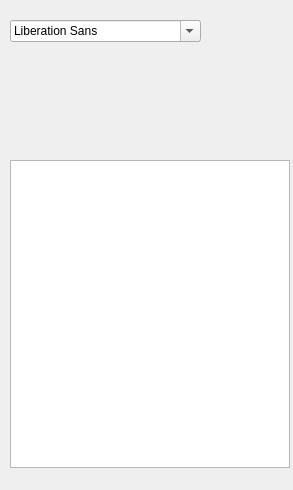
This is Harmony/src/Editor/Text/TextWidget.ui in GameOverture/HarmonyEngine as Qt 5 draws it before an edit. The edited form follows.
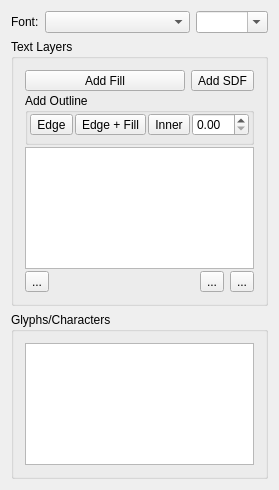
This is the edited form. Custom widgets are drawn as their Qt base class.

Patch:
```diff
--- a/Harmony/src/Editor/Text/TextWidget.ui
+++ b/Harmony/src/Editor/Text/TextWidget.ui
@@ -6,33 +6,218 @@
    <rect>
     <x>0</x>
     <y>0</y>
-    <width>293</width>
+    <width>244</width>
     <height>490</height>
    </rect>
   </property>
   <property name="windowTitle">
    <string>TextWidget</string>
   </property>
-  <widget class="PropertiesTreeView" name="typefaceProperties">
-   <property name="geometry">
-    <rect>
-     <x>10</x>
-     <y>160</y>
-     <width>280</width>
-     <height>308</height>
-    </rect>
-   </property>
-  </widget>
-  <widget class="QFontComboBox" name="fontComboBox">
-   <property name="geometry">
-    <rect>
-     <x>10</x>
-     <y>20</y>
-     <width>191</width>
-     <height>22</height>
-    </rect>
-   </property>
-  </widget>
+  <layout class="QVBoxLayout" name="verticalLayout">
+   <item>
+    <layout class="QVBoxLayout" name="verticalLayout_3">
+     <item>
+      <layout class="QHBoxLayout" name="horizontalLayout">
+       <item>
+        <widget class="QLabel" name="label">
+         <property name="text">
+          <string>Font:</string>
+         </property>
+        </widget>
+       </item>
+       <item>
+        <widget class="QComboBox" name="cmbFont">
+         <property name="sizePolicy">
+          <sizepolicy hsizetype="Expanding" vsizetype="Fixed">
+           <horstretch>0</horstretch>
+           <verstretch>0</verstretch>
+          </sizepolicy>
+         </property>
+        </widget>
+       </item>
+       <item>
+        <widget class="QComboBox" name="cmbSize">
+         <property name="sizePolicy">
+          <sizepolicy hsizetype="Minimum" vsizetype="Fixed">
+           <horstretch>0</horstretch>
+           <verstretch>0</verstretch>
+          </sizepolicy>
+         </property>
+         <property name="editable">
+          <bool>true</bool>
+         </property>
+        </widget>
+       </item>
+      </layout>
+     </item>
+     <item>
+      <widget class="QGroupBox" name="groupBox">
+       <property name="title">
+        <string>Text Layers</string>
+       </property>
+       <layout class="QVBoxLayout" name="verticalLayout_4">
+        <property name="spacing">
+         <number>2</number>
+        </property>
+        <item>
+         <layout class="QHBoxLayout" name="horizontalLayout_2">
+          <item>
+           <widget class="QToolButton" name="btnAddFill">
+            <property name="sizePolicy">
+             <sizepolicy hsizetype="Expanding" vsizetype="Fixed">
+              <horstretch>0</horstretch>
+              <verstretch>0</verstretch>
+             </sizepolicy>
+            </property>
+            <property name="text">
+             <string>Add Fill</string>
+            </property>
+           </widget>
+          </item>
+          <item>
+           <widget class="QToolButton" name="btnAddSignedDistanceField">
+            <property name="toolTip">
+             <string>Add a Signed Distance Field layer</string>
+            </property>
+            <property name="text">
+             <string>Add SDF</string>
+            </property>
+           </widget>
+          </item>
+         </layout>
+        </item>
+        <item>
+         <widget class="QGroupBox" name="groupBox_2">
+          <property name="title">
+           <string>Add Outline</string>
+          </property>
+          <layout class="QHBoxLayout" name="horizontalLayout_4">
+           <property name="spacing">
+            <number>2</number>
+           </property>
+           <property name="leftMargin">
+            <number>2</number>
+           </property>
+           <property name="topMargin">
+            <number>0</number>
+           </property>
+           <property name="rightMargin">
+            <number>2</number>
+           </property>
+           <property name="bottomMargin">
+            <number>6</number>
+           </property>
+           <item>
+            <widget class="QToolButton" name="btnAddEdge">
+             <property name="sizePolicy">
+              <sizepolicy hsizetype="Expanding" vsizetype="Fixed">
+               <horstretch>0</horstretch>
+               <verstretch>0</verstretch>
+              </sizepolicy>
+             </property>
+             <property name="text">
+              <string>Edge</string>
+             </property>
+            </widget>
+           </item>
+           <item>
+            <widget class="QToolButton" name="btnAddEdgeFill">
+             <property name="sizePolicy">
+              <sizepolicy hsizetype="Expanding" vsizetype="Fixed">
+               <horstretch>0</horstretch>
+               <verstretch>0</verstretch>
+              </sizepolicy>
+             </property>
+             <property name="text">
+              <string>Edge + Fill</string>
+             </property>
+            </widget>
+           </item>
+           <item>
+            <widget class="QToolButton" name="btnAddInner">
+             <property name="sizePolicy">
+              <sizepolicy hsizetype="Expanding" vsizetype="Fixed">
+               <horstretch>0</horstretch>
+               <verstretch>0</verstretch>
+              </sizepolicy>
+             </property>
+             <property name="text">
+              <string>Inner</string>
+             </property>
+            </widget>
+           </item>
+           <item>
+            <widget class="QDoubleSpinBox" name="sbThickness"/>
+           </item>
+          </layout>
+         </widget>
+        </item>
+        <item>
+         <widget class="TextLayersWidget" name="layersTableView">
+          <property name="selectionMode">
+           <enum>QAbstractItemView::SingleSelection</enum>
+          </property>
+          <property name="selectionBehavior">
+           <enum>QAbstractItemView::SelectItems</enum>
+          </property>
+         </widget>
+        </item>
+        <item>
+         <layout class="QHBoxLayout" name="horizontalLayout_5">
+          <item>
+           <widget class="QToolButton" name="btnRemoveLayer">
+            <property name="text">
+             <string>...</string>
+            </property>
+           </widget>
+          </item>
+          <item>
+           <spacer name="horizontalSpacer">
+            <property name="orientation">
+             <enum>Qt::Horizontal</enum>
+            </property>
+            <property name="sizeHint" stdset="0">
+             <size>
+              <width>40</width>
+              <height>20</height>
+             </size>
+            </property>
+           </spacer>
+          </item>
+          <item>
+           <widget class="QToolButton" name="btnOrderLayerUp">
+            <property name="text">
+             <string>...</string>
+            </property>
+           </widget>
+          </item>
+          <item>
+           <widget class="QToolButton" name="btnOrderLayerDown">
+            <property name="text">
+             <string>...</string>
+            </property>
+           </widget>
+          </item>
+         </layout>
+        </item>
+       </layout>
+      </widget>
+     </item>
+     <item>
+      <widget class="QGroupBox" name="groupBox_3">
+       <property name="title">
+        <string>Glyphs/Characters</string>
+       </property>
+       <layout class="QVBoxLayout" name="verticalLayout_5">
+        <item>
+         <widget class="PropertiesTreeView" name="typefaceProperties"/>
+        </item>
+       </layout>
+      </widget>
+     </item>
+    </layout>
+   </item>
+  </layout>
  </widget>
  <layoutdefault spacing="6" margin="11"/>
  <customwidgets>
@@ -41,6 +226,11 @@
    <extends>QTreeView</extends>
    <header>PropertiesTreeView.h</header>
   </customwidget>
+  <customwidget>
+   <class>TextLayersWidget</class>
+   <extends>QTableView</extends>
+   <header>Text/SubWidgets/TextLayersWidget.h</header>
+  </customwidget>
  </customwidgets>
  <resources/>
  <connections/>
```
